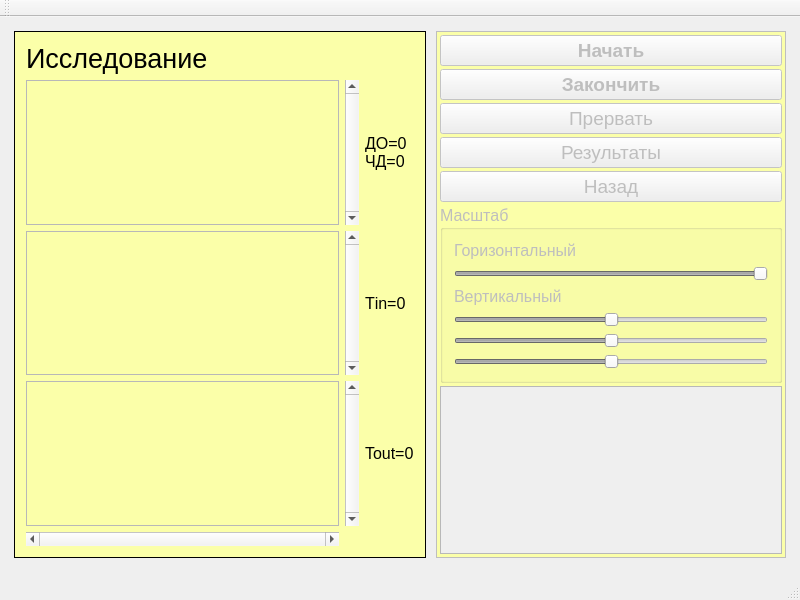
Qt form tsview.ui (AmurSU/TSProject) before a commit.
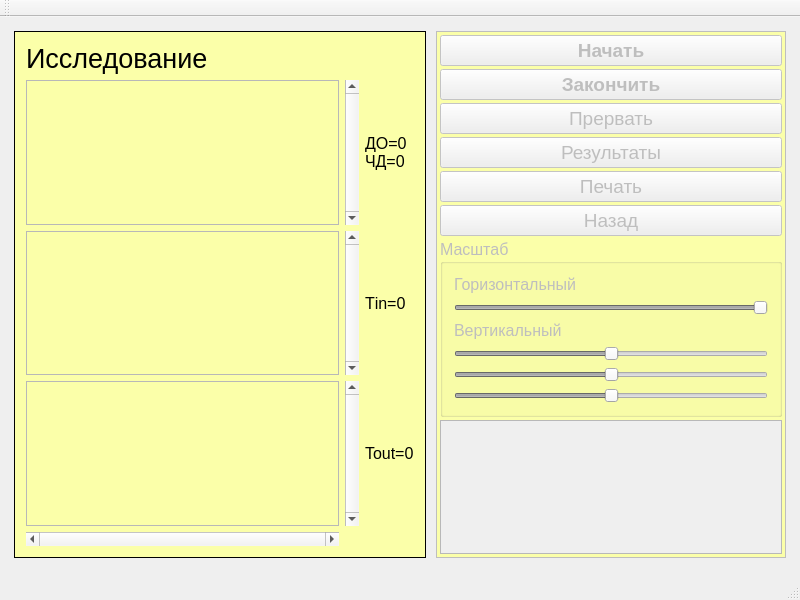
The same form after that commit. The open tabs and pages were chosen to show the change. Custom widgets are drawn as their Qt base class.

Commit message: Add button to print reports

What changed in the file:
```diff
--- a/tsview.ui
+++ b/tsview.ui
@@ -1073,6 +1073,18 @@
            </property>
           </widget>
          </item>
+         <item>
+          <widget class="QPushButton" name="printButton">
+           <property name="font">
+            <font>
+             <pointsize>14</pointsize>
+            </font>
+           </property>
+           <property name="text">
+            <string>Печать</string>
+           </property>
+          </widget>
+         </item>
          <item>
           <widget class="QPushButton" name="backExamButton">
            <property name="font">
@@ -1215,7 +1227,7 @@
            </property>
            <property name="font">
             <font>
-             <pointsize>11</pointsize>
+             <pointsize>12</pointsize>
             </font>
            </property>
           </widget>
```
Left out of the diff: 4 changed lines with no effect on the pictures. The commit also changes 4 other files.
